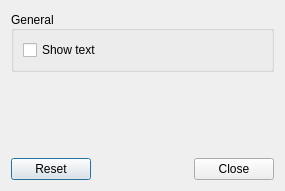
Above: plugin-cpuload/razorcpuloadconfiguration.ui from lxqt/lxqt-panel before the change. Below: the same form after it.
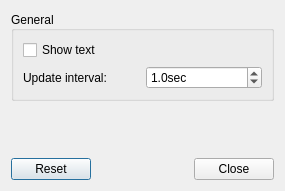
That is the form after the change.

Commit message: panel cpu plugin: allow user to setup update interval (1sec is default now instead of 0.5). It can drastically reduce CPU load caused bu this plugin

Patch:
```diff
--- a/plugin-cpuload/razorcpuloadconfiguration.ui
+++ b/plugin-cpuload/razorcpuloadconfiguration.ui
@@ -13,8 +13,8 @@
   <property name="windowTitle">
    <string>Razor Cpu Load settings</string>
   </property>
-  <layout class="QVBoxLayout" name="verticalLayout">
-   <item>
+  <layout class="QGridLayout" name="gridLayout_2">
+   <item row="0" column="0">
     <widget class="QGroupBox" name="generalGB">
      <property name="title">
       <string>General</string>
@@ -36,10 +36,39 @@
         </property>
        </widget>
       </item>
+      <item row="1" column="0">
+       <widget class="QLabel" name="label">
+        <property name="text">
+         <string>Update interval:</string>
+        </property>
+       </widget>
+      </item>
+      <item row="1" column="1">
+       <widget class="QDoubleSpinBox" name="updateIntervalSpinBox">
+        <property name="suffix">
+         <string>sec</string>
+        </property>
+        <property name="decimals">
+         <number>1</number>
+        </property>
+        <property name="minimum">
+         <double>0.500000000000000</double>
+        </property>
+        <property name="maximum">
+         <double>10000.000000000000000</double>
+        </property>
+        <property name="singleStep">
+         <double>0.500000000000000</double>
+        </property>
+        <property name="value">
+         <double>1.000000000000000</double>
+        </property>
+       </widget>
+      </item>
      </layout>
     </widget>
    </item>
-   <item>
+   <item row="1" column="0">
     <spacer name="verticalSpacer">
      <property name="orientation">
       <enum>Qt::Vertical</enum>
```
Left out of the diff: 4 changed lines with no effect on the pictures. The commit also changes 4 other files.
